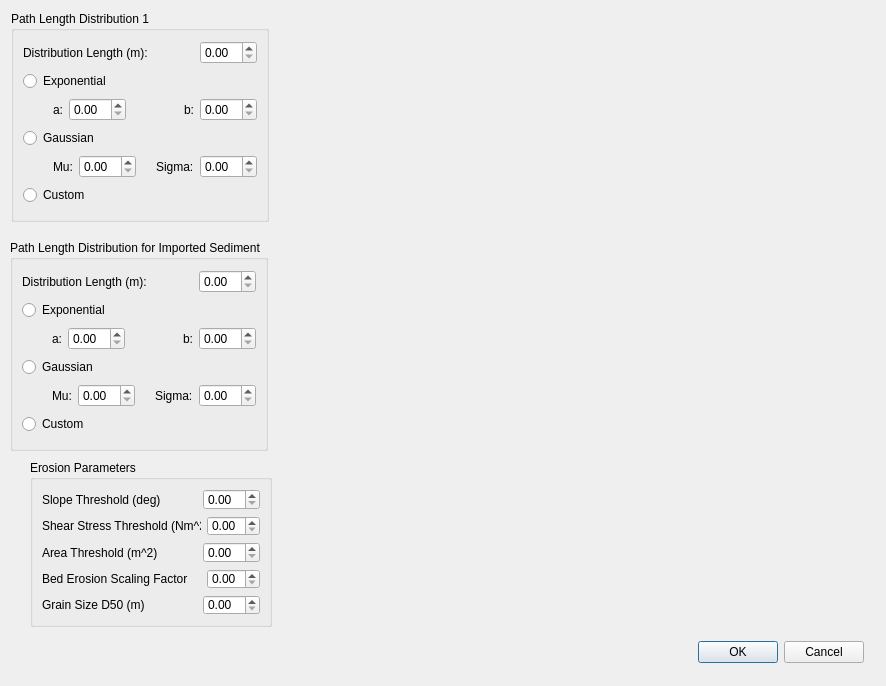
The window that MoRPHED_GUI/dialog_morphparams.ui (morphed/MoRPHED) describes before a commit, drawn with Qt 5.
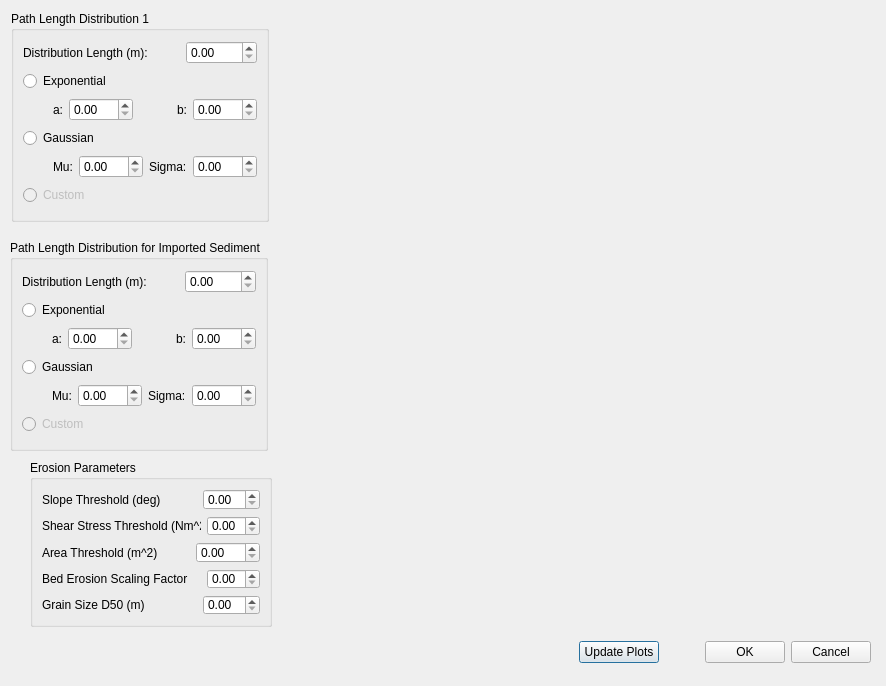
The same window after the commit. Custom widgets are drawn as their Qt base class.

Commit message: GUI is functional. Input files copied to project directory when MoRPHED begins running. Just found problems with hydraulic solutions on the Feshie

Patch:
```diff
--- a/MoRPHED_GUI/dialog_morphparams.ui
+++ b/MoRPHED_GUI/dialog_morphparams.ui
@@ -71,7 +71,11 @@
        </spacer>
       </item>
       <item>
-       <widget class="QDoubleSpinBox" name="spinDbl_length2"/>
+       <widget class="QDoubleSpinBox" name="spinDbl_length2">
+        <property name="maximum">
+         <double>9999.989999999999782</double>
+        </property>
+       </widget>
       </item>
      </layout>
     </item>
@@ -108,7 +112,11 @@
        </widget>
       </item>
       <item>
-       <widget class="QDoubleSpinBox" name="spinDbl_a2"/>
+       <widget class="QDoubleSpinBox" name="spinDbl_a2">
+        <property name="maximum">
+         <double>999.990000000000009</double>
+        </property>
+       </widget>
       </item>
       <item>
        <spacer name="horizontalSpacer_8">
@@ -131,7 +139,11 @@
        </widget>
       </item>
       <item>
-       <widget class="QDoubleSpinBox" name="spinDbl_b2"/>
+       <widget class="QDoubleSpinBox" name="spinDbl_b2">
+        <property name="maximum">
+         <double>999.990000000000009</double>
+        </property>
+       </widget>
       </item>
      </layout>
     </item>
@@ -168,7 +180,11 @@
        </widget>
       </item>
       <item>
-       <widget class="QDoubleSpinBox" name="spinDbl_mu2"/>
+       <widget class="QDoubleSpinBox" name="spinDbl_mu2">
+        <property name="maximum">
+         <double>999.990000000000009</double>
+        </property>
+       </widget>
       </item>
       <item>
        <spacer name="horizontalSpacer_10">
@@ -191,12 +207,19 @@
        </widget>
       </item>
       <item>
-       <widget class="QDoubleSpinBox" name="spinDbl_sigma2"/>
+       <widget class="QDoubleSpinBox" name="spinDbl_sigma2">
+        <property name="maximum">
+         <double>999.990000000000009</double>
+        </property>
+       </widget>
       </item>
      </layout>
     </item>
     <item>
      <widget class="QRadioButton" name="rbtn_custom2">
+      <property name="enabled">
+       <bool>false</bool>
+      </property>
       <property name="text">
        <string>Custom</string>
       </property>
@@ -310,7 +333,11 @@
        </spacer>
       </item>
       <item>
-       <widget class="QDoubleSpinBox" name="spinDbl_area"/>
+       <widget class="QDoubleSpinBox" name="spinDbl_area">
+        <property name="maximum">
+         <double>999.990000000000009</double>
+        </property>
+       </widget>
       </item>
      </layout>
     </item>
@@ -380,45 +407,6 @@
     </item>
    </layout>
   </widget>
-  <widget class="QWidget" name="layoutWidget">
-   <property name="geometry">
-    <rect>
-     <x>660</x>
-     <y>640</y>
-     <width>204</width>
-     <height>25</height>
-    </rect>
-   </property>
-   <layout class="QHBoxLayout" name="horizontalLayout_10">
-    <item>
-     <spacer name="horizontalSpacer_16">
-      <property name="orientation">
-       <enum>Qt::Horizontal</enum>
-      </property>
-      <property name="sizeHint" stdset="0">
-       <size>
-        <width>40</width>
-        <height>20</height>
-       </size>
-      </property>
-     </spacer>
-    </item>
-    <item>
-     <widget class="QPushButton" name="btn_ok">
-      <property name="text">
-       <string>OK</string>
-      </property>
-     </widget>
-    </item>
-    <item>
-     <widget class="QPushButton" name="btn_cancel">
-      <property name="text">
-       <string>Cancel</string>
-      </property>
-     </widget>
-    </item>
-   </layout>
-  </widget>
   <widget class="QGroupBox" name="groupBox">
    <property name="geometry">
     <rect>
@@ -455,7 +443,11 @@
        </spacer>
       </item>
       <item>
-       <widget class="QDoubleSpinBox" name="spinDbl_length1"/>
+       <widget class="QDoubleSpinBox" name="spinDbl_length1">
+        <property name="maximum">
+         <double>9999.989999999999782</double>
+        </property>
+       </widget>
       </item>
      </layout>
     </item>
@@ -492,7 +484,11 @@
        </widget>
       </item>
       <item>
-       <widget class="QDoubleSpinBox" name="spinDbl_a1"/>
+       <widget class="QDoubleSpinBox" name="spinDbl_a1">
+        <property name="maximum">
+         <double>999.990000000000009</double>
+        </property>
+       </widget>
       </item>
       <item>
        <spacer name="horizontalSpacer_2">
@@ -515,7 +511,11 @@
        </widget>
       </item>
       <item>
-       <widget class="QDoubleSpinBox" name="spinDbl_b1"/>
+       <widget class="QDoubleSpinBox" name="spinDbl_b1">
+        <property name="maximum">
+         <double>999.990000000000009</double>
+        </property>
+       </widget>
       </item>
      </layout>
     </item>
@@ -552,7 +552,11 @@
        </widget>
       </item>
       <item>
-       <widget class="QDoubleSpinBox" name="spinDbl_mu1"/>
+       <widget class="QDoubleSpinBox" name="spinDbl_mu1">
+        <property name="maximum">
+         <double>999.990000000000009</double>
+        </property>
+       </widget>
       </item>
       <item>
        <spacer name="horizontalSpacer_5">
@@ -575,12 +579,19 @@
        </widget>
       </item>
       <item>
-       <widget class="QDoubleSpinBox" name="spinDbl_sigma1"/>
+       <widget class="QDoubleSpinBox" name="spinDbl_sigma1">
+        <property name="maximum">
+         <double>999.990000000000009</double>
+        </property>
+       </widget>
       </item>
      </layout>
     </item>
     <item>
      <widget class="QRadioButton" name="rbtn_custom1">
+      <property name="enabled">
+       <bool>false</bool>
+      </property>
       <property name="text">
        <string>Custom</string>
       </property>
@@ -610,6 +621,68 @@
     </size>
    </property>
   </widget>
+  <widget class="QWidget" name="">
+   <property name="geometry">
+    <rect>
+     <x>540</x>
+     <y>640</y>
+     <width>331</width>
+     <height>25</height>
+    </rect>
+   </property>
+   <layout class="QHBoxLayout" name="horizontalLayout_10">
+    <item>
+     <spacer name="horizontalSpacer_16">
+      <property name="orientation">
+       <enum>Qt::Horizontal</enum>
+      </property>
+      <property name="sizeHint" stdset="0">
+       <size>
+        <width>40</width>
+        <height>20</height>
+       </size>
+      </property>
+     </spacer>
+    </item>
+    <item>
+     <widget class="QPushButton" name="btn_update">
+      <property name="text">
+       <string>Update Plots</string>
+      </property>
+     </widget>
+    </item>
+    <item>
+     <spacer name="horizontalSpacer_17">
+      <property name="orientation">
+       <enum>Qt::Horizontal</enum>
+      </property>
+      <property name="sizeType">
+       <enum>QSizePolicy::Fixed</enum>
+      </property>
+      <property name="sizeHint" stdset="0">
+       <size>
+        <width>40</width>
+        <height>20</height>
+       </size>
+      </property>
+     </spacer>
+    </item>
+    <item>
+     <widget class="QPushButton" name="btn_ok">
+      <property name="text">
+       <string>OK</string>
+      </property>
+     </widget>
+    </item>
+    <item>
+     <widget class="QPushButton" name="btn_cancel">
+      <property name="text">
+       <string>Cancel</string>
+      </property>
+     </widget>
+    </item>
+   </layout>
+  </widget>
  </widget>
  <customwidgets>
   <customwidget>
```
Left out of the diff: 9 changed lines with no effect on the pictures. The commit also changes 7 other files.
